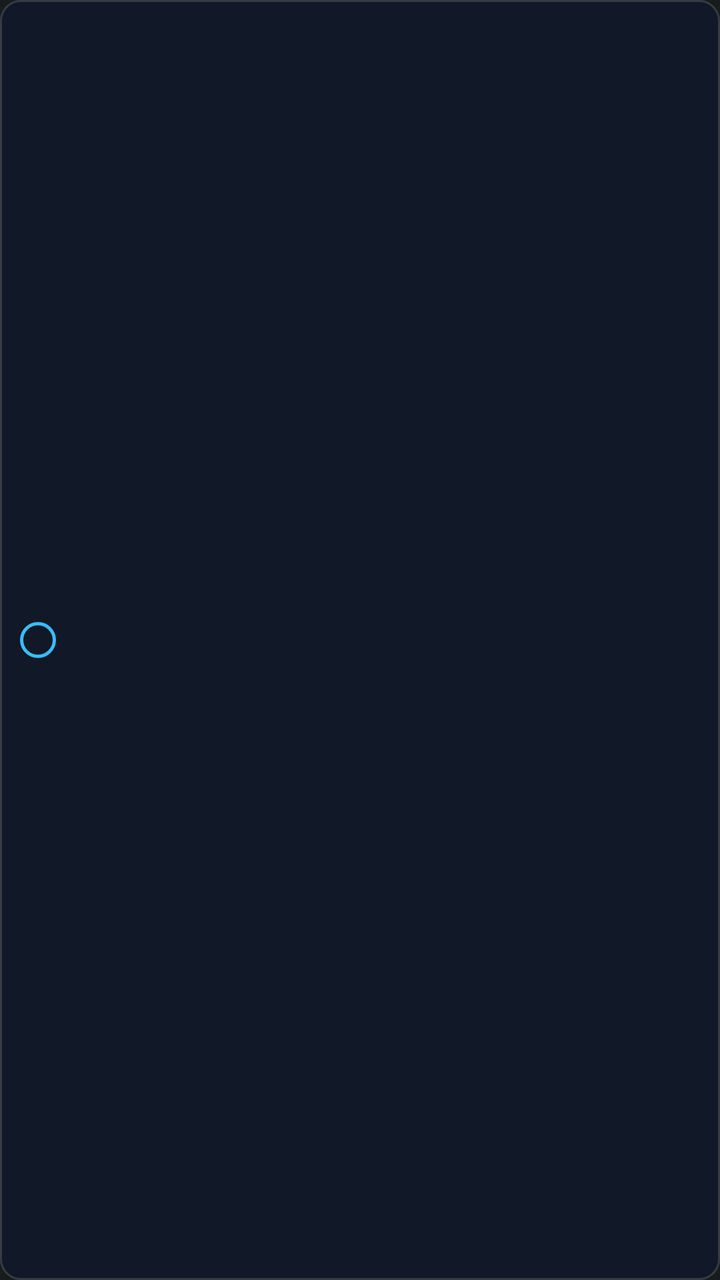
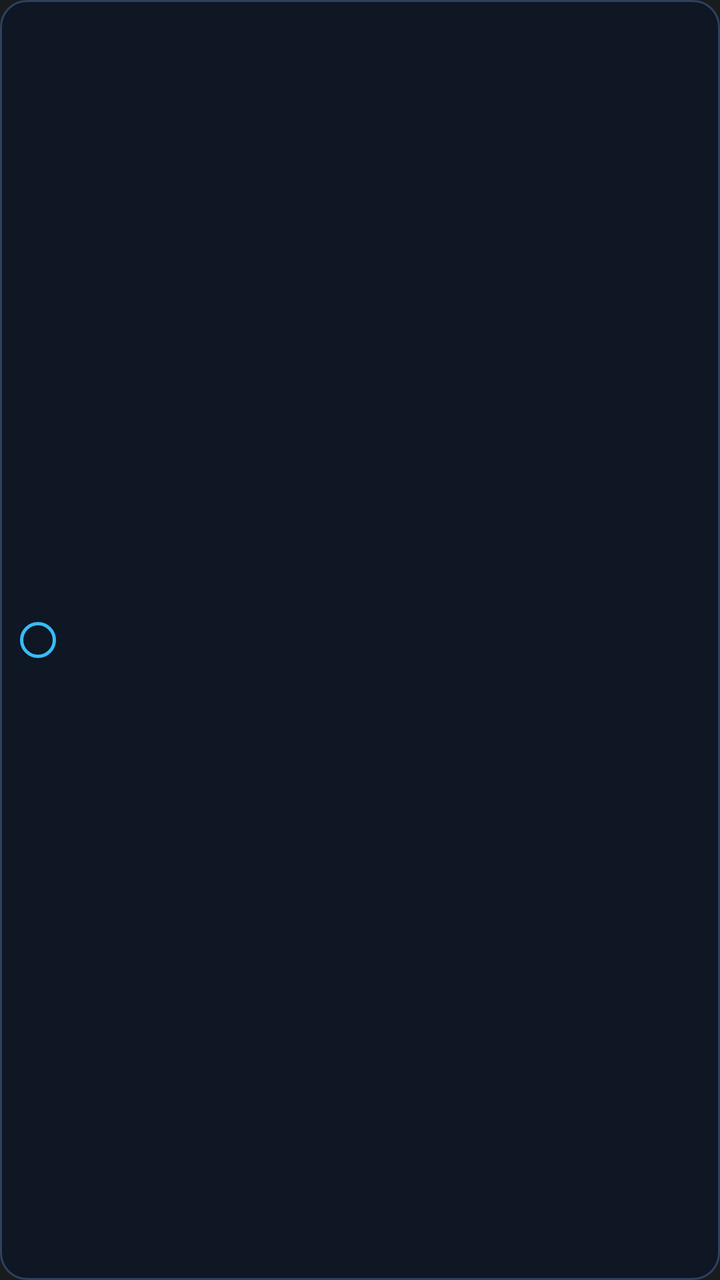

The first picture is an Android layout as it rendered before a commit; the second is the same layout after the commit. The layout source and the unified diff follow.
<!-- AndroidManifest.xml: application theme android:Theme.DeviceDefault -->
<!-- res/layout/item_task.xml -->
<?xml version="1.0" encoding="utf-8"?>
<LinearLayout xmlns:android="http://schemas.android.com/apk/res/android"
    android:id="@+id/task_item_root"
    android:layout_width="match_parent"
    android:layout_height="wrap_content"
    android:layout_marginBottom="5dp"
    android:background="@drawable/card_timeline_item"
    android:gravity="center_vertical"
    android:orientation="horizontal"
    android:paddingStart="8dp"
    android:paddingTop="6dp"
    android:paddingEnd="8dp"
    android:paddingBottom="6dp">

    <FrameLayout
        android:id="@+id/btn_task_chk_frame"
        android:layout_width="22dp"
        android:layout_height="22dp"
        android:layout_marginEnd="6dp">

        <View
            android:id="@+id/view_task_chk_bg"
            android:layout_width="18dp"
            android:layout_height="18dp"
            android:layout_gravity="center"
            android:background="@drawable/chk_circle_idle" />

        <TextView
            android:id="@+id/tv_task_chk_icon"
            android:layout_width="wrap_content"
            android:layout_height="wrap_content"
            android:layout_gravity="center"
            android:text="✓"
            android:textColor="#ffffff"
            android:textSize="10sp"
            android:textStyle="bold"
            android:visibility="gone" />
    </FrameLayout>

    <LinearLayout
        android:layout_width="0dp"
        android:layout_height="wrap_content"
        android:layout_weight="1"
        android:orientation="vertical">

        <TextView
            android:id="@+id/tv_task_title"
            android:layout_width="wrap_content"
            android:layout_height="wrap_content"
            android:ellipsize="end"
            android:maxLines="1"
            android:textColor="@color/text_primary"
            android:textSize="10sp"
            android:textStyle="bold" />

        <TextView
            android:id="@+id/tv_task_due"
            android:layout_width="wrap_content"
            android:layout_height="wrap_content"
            android:layout_marginTop="1dp"
            android:ellipsize="end"
            android:maxLines="1"
            android:textColor="@color/text_secondary"
            android:textSize="8.5sp" />
    </LinearLayout>
</LinearLayout>
<!-- resources referenced by this layout -->
<resources>
  <color name="text_primary">#f8fafc</color>
  <color name="text_secondary">#94a3b8</color>
  <!-- drawable card_timeline_item (drawable) -->
  <?xml version="1.0" encoding="utf-8"?>
  <shape xmlns:android="http://schemas.android.com/apk/res/android"
      android:shape="rectangle">
      <corners android:radius="10dp" />
      <solid android:color="#cc0f172a" />
      <stroke android:width="1dp" android:color="#25ffffff" />
  </shape>
  <!-- drawable chk_circle_idle (drawable) -->
  <?xml version="1.0" encoding="utf-8"?>
  <shape xmlns:android="http://schemas.android.com/apk/res/android"
      android:shape="oval">
      <stroke android:width="1.5dp" android:color="#38bdf8" />
      <solid android:color="#00000000" />
      <size android:width="18dp" android:height="18dp" />
  </shape>
</resources>

<!-- the commit's change to res/layout/item_task.xml (unified diff, before → after) -->
@@ -3,15 +3,17 @@
     android:id="@+id/task_item_root"
     android:layout_width="match_parent"
     android:layout_height="wrap_content"
-    android:layout_marginBottom="5dp"
-    android:background="@drawable/card_timeline_item"
+    android:layout_marginBottom="6dp"
+    android:background="@drawable/card_task_modern"
     android:gravity="center_vertical"
+    android:layoutDirection="ltr"
     android:orientation="horizontal"
     android:paddingStart="8dp"
-    android:paddingTop="6dp"
-    android:paddingEnd="8dp"
-    android:paddingBottom="6dp">
+    android:paddingTop="6.5dp"
+    android:paddingEnd="6dp"
+    android:paddingBottom="6.5dp">
 
+    
     <FrameLayout
         android:id="@+id/btn_task_chk_frame"
         android:layout_width="22dp"
@@ -37,30 +39,65 @@
             android:visibility="gone" />
     </FrameLayout>
 
+    
     <LinearLayout
         android:layout_width="0dp"
         android:layout_height="wrap_content"
         android:layout_weight="1"
+        android:gravity="end"
         android:orientation="vertical">
 
         <TextView
             android:id="@+id/tv_task_title"
+            android:layout_width="match_parent"
+            android:layout_height="wrap_content"
+            android:ellipsize="end"
+            android:gravity="end"
+            android:lineSpacingMultiplier="1.06"
+            android:maxLines="2"
+            android:textColor="@color/text_primary"
+            android:textDirection="anyRtl"
+            android:textSize="10.2sp"
+            android:textStyle="bold" />
+
+        <LinearLayout
             android:layout_width="wrap_content"
             android:layout_height="wrap_content"
-            android:ellipsize="end"
-            android:maxLines="1"
-            android:textColor="@color/text_primary"
-            android:textSize="10sp"
-            android:textStyle="bold" />
+            android:layout_marginTop="3dp"
+            android:gravity="center_vertical|end"
+            android:orientation="horizontal">
 
-        <TextView
-            android:id="@+id/tv_task_due"
-            android:layout_width="wrap_content"
-            android:layout_height="wrap_content"
-            android:layout_marginTop="1dp"
-            android:ellipsize="end"
-            android:maxLines="1"
-            android:textColor="@color/text_secondary"
-            android:textSize="8.5sp" />
+            <TextView
+                android:id="@+id/tv_task_due"
+                android:layout_width="wrap_content"
+                android:layout_height="wrap_content"
+                android:ellipsize="end"
+                android:maxLines="1"
+                android:paddingStart="5dp"
+                android:paddingTop="1dp"
+                android:paddingEnd="5dp"
+                android:paddingBottom="1dp"
+                android:textColor="#7DD3FC"
+                android:textSize="8sp"
+                android:textStyle="bold" />
+
+            <TextView
+                android:id="@+id/tv_task_course"
+                android:layout_width="wrap_content"
+                android:layout_height="wrap_content"
+                android:layout_marginStart="5dp"
+                android:ellipsize="end"
+                android:maxLines="1"
+                android:textColor="@color/text_secondary"
+                android:textSize="8.5sp" />
+        </LinearLayout>
     </LinearLayout>
+
+    
+    <View
+        android:id="@+id/view_task_urgency_bar"
+        android:layout_width="3dp"
+        android:layout_height="28dp"
+        android:layout_marginStart="6dp" />
+
 </LinearLayout>
<!-- resource entries referenced after the edit -->
@@ -2,13 +2,13 @@
 <resources>
   <color name="text_primary">#f8fafc</color>
   <color name="text_secondary">#94a3b8</color>
-  <!-- drawable card_timeline_item (drawable) -->
+  <!-- drawable card_task_modern (drawable) -->
   <?xml version="1.0" encoding="utf-8"?>
   <shape xmlns:android="http://schemas.android.com/apk/res/android"
       android:shape="rectangle">
-      <corners android:radius="10dp" />
-      <solid android:color="#cc0f172a" />
-      <stroke android:width="1dp" android:color="#25ffffff" />
+      <corners android:radius="13dp" />
+      <solid android:color="#D90E1626" />
+      <stroke android:width="1dp" android:color="#2E415E" />
   </shape>
   <!-- drawable chk_circle_idle (drawable) -->
   <?xml version="1.0" encoding="utf-8"?>
